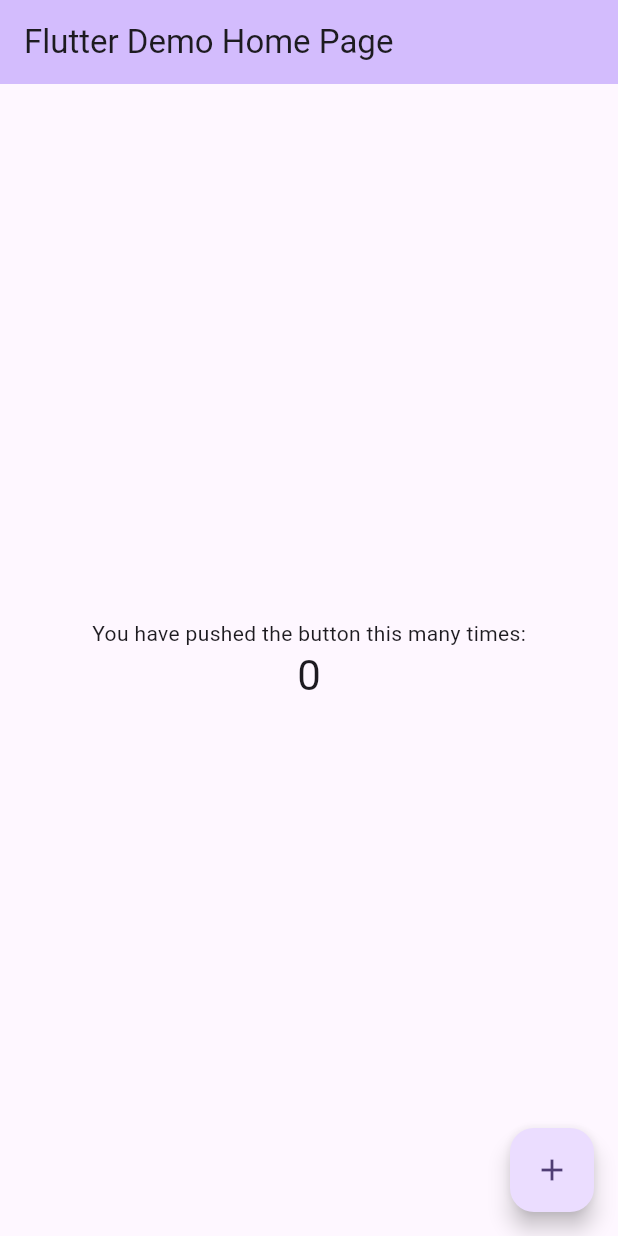
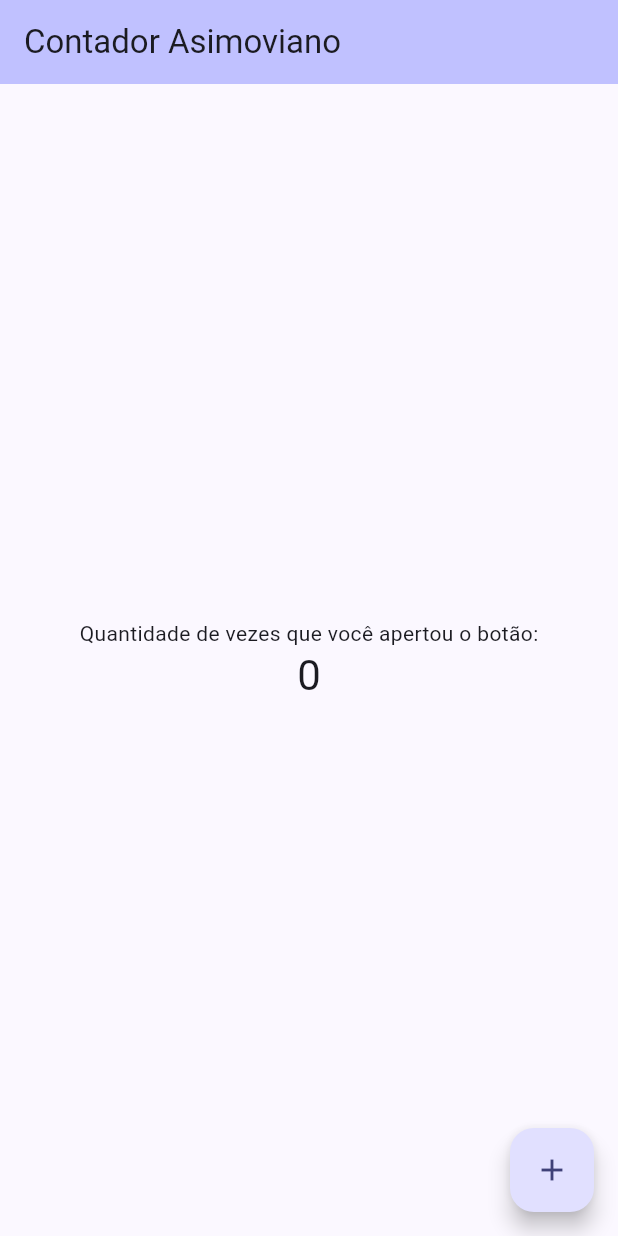
Before and after one commit to Leonardo-Toledo-Alves-Costa/curso_dart, a Flutter app: the screen it shows after launch, on a phone screen of 412 x 824 dp. Run offline on Flutter 3.47's test engine with Material 3 defaults, Android fonts, the phone set to English and light mode, and no system bars.

Commit message:
Primeiras mudanças no aplicativo

```diff
--- a/aplicativo_androidStudio/app_android_studio/lib/main.dart
+++ b/aplicativo_androidStudio/app_android_studio/lib/main.dart
@@ -28,9 +28,9 @@ class MyApp extends StatelessWidget {
         //
         // This works for code too, not just values: Most code changes can be
         // tested with just a hot reload.
-        colorScheme: ColorScheme.fromSeed(seedColor: Colors.deepPurple),
+        colorScheme: ColorScheme.fromSeed(seedColor: const Color.fromARGB(181, 21, 0, 255)),
       ),
-      home: const MyHomePage(title: 'Flutter Demo Home Page'),
+      home: const MyHomePage(title: 'Contador Asimoviano'),
     );
   }
 }
@@ -104,7 +104,7 @@ class _MyHomePageState extends State<MyHomePage> {
           // wireframe for each widget.
           mainAxisAlignment: MainAxisAlignment.center,
           children: <Widget>[
-            const Text('You have pushed the button this many times:'),
+            const Text('Quantidade de vezes que você apertou o botão:'),
             Text(
               '$_counter',
               style: Theme.of(context).textTheme.headlineMedium,
```
